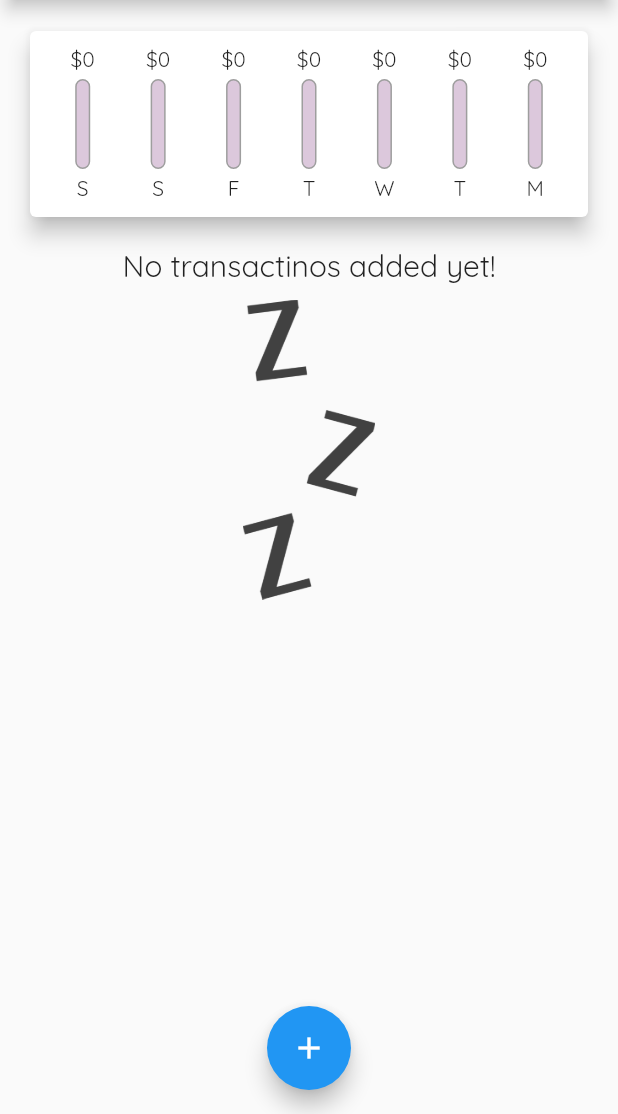
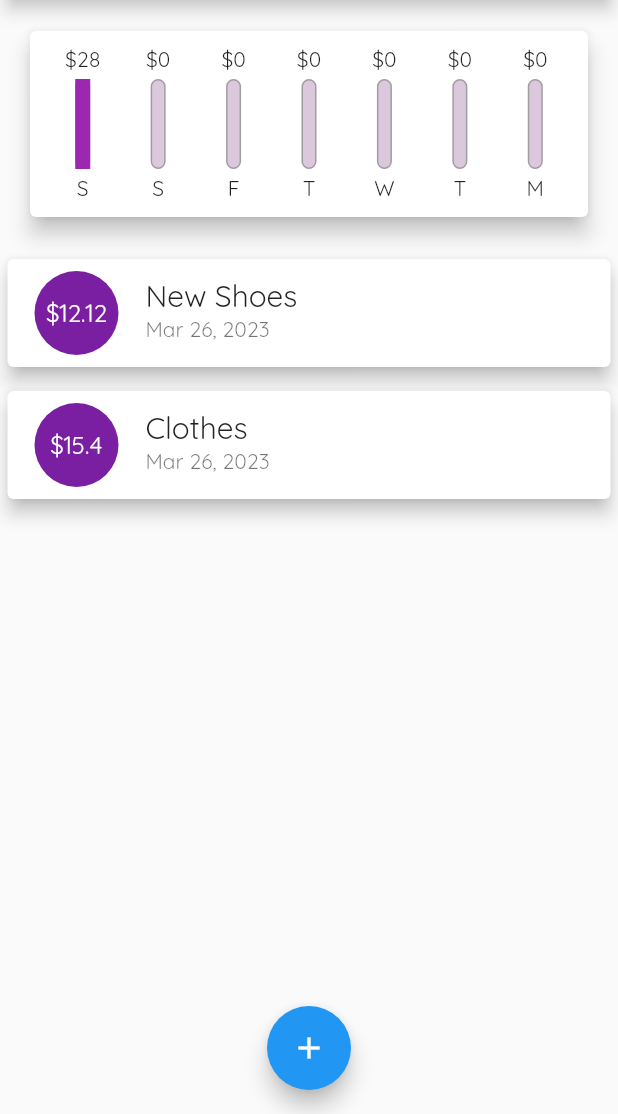
Before and after one commit to Curt-Park/flutter-practice, a Flutter app: the screen it shows after launch, on a phone screen of 412 x 824 dp, the part 122-1236 px from its top. Run offline on Flutter 3.47's test engine with Material 2 defaults, Android fonts, the phone set to English and light mode, and no system bars.

Commit message:
Use ListTile

```diff
--- a/01_personal_expenses_app/lib/main.dart
+++ b/01_personal_expenses_app/lib/main.dart
@@ -38,7 +38,20 @@ class MyHomePage extends StatefulWidget {
 }
 
 class _MyHomePageState extends State<MyHomePage> {
-  final List<Transaction> _userTransactions = [];
+  final List<Transaction> _userTransactions = [
+    Transaction(
+      id: '0',
+      title: 'New Shoes',
+      amount: 12.12,
+      date: DateTime.now(),
+    ),
+    Transaction(
+      id: '1',
+      title: 'Clothes',
+      amount: 15.40,
+      date: DateTime.now(),
+    ),
+  ];
 
   List<Transaction> get _recentTransactions {
     return _userTransactions.where((tx) {
--- a/01_personal_expenses_app/lib/widgets/transaction_list.dart
+++ b/01_personal_expenses_app/lib/widgets/transaction_list.dart
@@ -35,41 +35,28 @@ class TransactionList extends StatelessWidget {
               itemBuilder: (ctx, idx) {
                 final tx = transactions[idx];
                 return Card(
-                  child: Row(
-                    children: <Widget>[
-                      Container(
-                        margin: EdgeInsets.symmetric(
-                          vertical: 10,
-                          horizontal: 10,
+                  elevation: 5,
+                  margin: EdgeInsets.symmetric(
+                    vertical: 8,
+                    horizontal: 5,
+                  ),
+                  child: ListTile(
+                    leading: CircleAvatar(
+                      radius: 30,
+                      child: Padding(
+                        padding: EdgeInsets.all(6),
+                        child: FittedBox(
+                          child: Text('\$${transactions[idx].amount}'),
                         ),
-                        decoration: BoxDecoration(
-                          border: Border.all(
-                            color: Theme.of(context).primaryColor,
-                            width: 2,
-                          ),
-                        ),
-                        padding: EdgeInsets.all(10),
-                        child: Text('\$${tx.amount.toStringAsFixed(2)}',
-                            style: TextStyle(
-                              fontWeight: FontWeight.bold,
-                              fontSize: 22,
-                              color: Theme.of(context).primaryColor,
-                            )),
                       ),
-                      Column(
-                          crossAxisAlignment: CrossAxisAlignment.start,
-                          children: <Widget>[
-                            Text(tx.title,
-                                style: TextStyle(
-                                  fontSize: 16,
-                                  fontWeight: FontWeight.bold,
-                                )),
-                            Text(DateFormat.yMMMEd().format(tx.date),
-                                style: TextStyle(
-                                  color: Theme.of(context).primaryColorLight,
-                                )),
-                          ])
-                    ],
+                    ),
+                    title: Text(
+                      transactions[idx].title,
+                      style: Theme.of(context).textTheme.titleLarge,
+                    ),
+                    subtitle: Text(
+                      DateFormat.yMMMd().format(transactions[idx].date),
+                    ),
                   ),
                 );
               },
```
